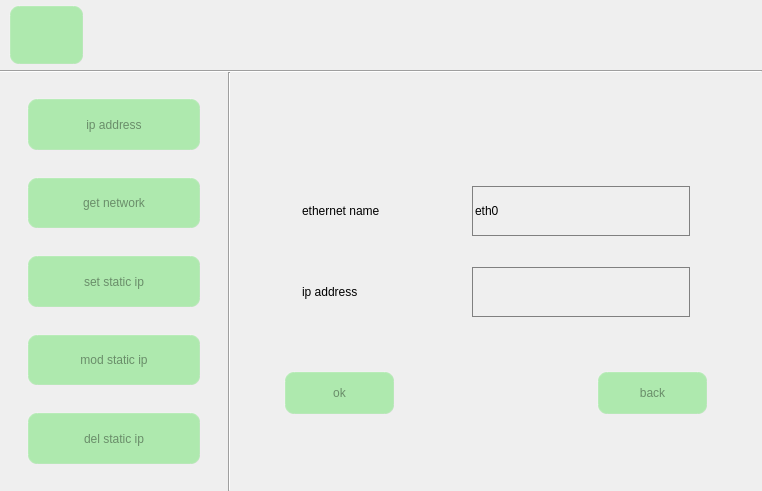
Before: the Qt Designer form ipset.ui in jizizihe/baijie_demo, drawn with Qt 5.
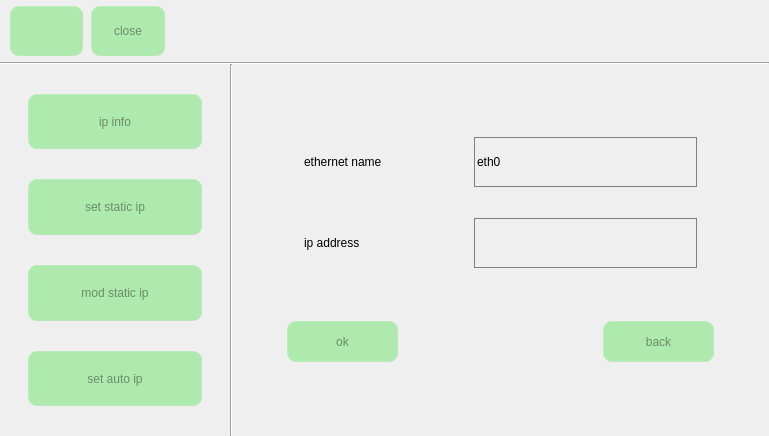
After: the same form once the commit is applied. Icons and pictures are not drawn. Custom widgets are drawn as their Qt base class.

Commit message: func:   changes some code for scan bluetooth   Modify some function button in ipset

```diff
--- a/ipset.ui
+++ b/ipset.ui
@@ -6,8 +6,8 @@
    <rect>
     <x>0</x>
     <y>0</y>
-    <width>762</width>
-    <height>491</height>
+    <width>769</width>
+    <height>436</height>
    </rect>
   </property>
   <property name="sizePolicy">
@@ -121,9 +121,9 @@
      <number>0</number>
     </property>
     <item row="0" column="0">
-     <layout class="QHBoxLayout" name="horizontalLayout_8" stretch="1,9">
+     <layout class="QHBoxLayout" name="horizontalLayout_8" stretch="1,1,8">
       <property name="spacing">
-       <number>0</number>
+       <number>6</number>
       </property>
       <property name="leftMargin">
        <number>9</number>
@@ -163,6 +163,19 @@
         </property>
        </widget>
       </item>
+      <item>
+       <widget class="QPushButton" name="btn_open">
+        <property name="sizePolicy">
+         <sizepolicy hsizetype="Minimum" vsizetype="Minimum">
+          <horstretch>0</horstretch>
+          <verstretch>0</verstretch>
+         </sizepolicy>
+        </property>
+        <property name="text">
+         <string>close</string>
+        </property>
+       </widget>
+      </item>
       <item>
        <spacer name="horizontalSpacer_12">
         <property name="orientation">
@@ -198,7 +211,7 @@
       </property>
       <item>
        <widget class="QWidget" name="widget_2" native="true">
-        <layout class="QVBoxLayout" name="verticalLayout" stretch="1,2,1,2,1,2,1,2,1,2,1">
+        <layout class="QVBoxLayout" name="verticalLayout" stretch="1,2,1,2,1,2,1,2,1">
          <property name="spacing">
           <number>0</number>
          </property>
@@ -263,7 +276,7 @@
               <string notr="true"/>
              </property>
              <property name="text">
-              <string>ip address</string>
+              <string>ip info</string>
              </property>
              <property name="icon">
               <iconset resource="translation.qrc">
@@ -305,87 +318,6 @@
            </property>
           </spacer>
          </item>
-         <item>
-          <layout class="QHBoxLayout" name="horizontalLayout_3" stretch="1,8,1">
-           <property name="spacing">
-            <number>0</number>
-           </property>
-           <item>
-            <spacer name="horizontalSpacer_4">
-             <property name="orientation">
-              <enum>Qt::Horizontal</enum>
-             </property>
-             <property name="sizeHint" stdset="0">
-              <size>
-               <width>40</width>
-               <height>20</height>
-              </size>
-             </property>
-            </spacer>
-           </item>
-           <item>
-            <widget class="QPushButton" name="autoGetIpBtn">
-             <property name="sizePolicy">
-              <sizepolicy hsizetype="Minimum" vsizetype="Minimum">
-               <horstretch>0</horstretch>
-               <verstretch>0</verstretch>
-              </sizepolicy>
-             </property>
-             <property name="minimumSize">
-              <size>
-               <width>0</width>
-               <height>0</height>
-              </size>
-             </property>
-             <property name="maximumSize">
-              <size>
-               <width>16777215</width>
-               <height>16777215</height>
-              </size>
-             </property>
-             <property name="text">
-              <string>get network</string>
-             </property>
-             <property name="icon">
-              <iconset resource="translation.qrc">
-               <normaloff>:/button_image/ethernet/run.png</normaloff>:/button_image/ethernet/run.png</iconset>
-             </property>
-             <property name="iconSize">
-              <size>
-               <width>30</width>
-               <height>30</height>
-              </size>
-             </property>
-            </widget>
-           </item>
-           <item>
-            <spacer name="horizontalSpacer_5">
-             <property name="orientation">
-              <enum>Qt::Horizontal</enum>
-             </property>
-             <property name="sizeHint" stdset="0">
-              <size>
-               <width>40</width>
-               <height>20</height>
-              </size>
-             </property>
-            </spacer>
-           </item>
-          </layout>
-         </item>
-         <item>
-          <spacer name="verticalSpacer_3">
-           <property name="orientation">
-            <enum>Qt::Vertical</enum>
-           </property>
-           <property name="sizeHint" stdset="0">
-            <size>
-             <width>20</width>
-             <height>28</height>
-            </size>
-           </property>
-          </spacer>
-         </item>
          <item>
           <layout class="QHBoxLayout" name="horizontalLayout_4" stretch="1,8,1">
            <property name="spacing">
@@ -575,7 +507,7 @@
               </size>
              </property>
              <property name="text">
-              <string>del static ip</string>
+              <string>set auto ip</string>
              </property>
              <property name="icon">
               <iconset resource="translation.qrc">
@@ -646,42 +578,7 @@
        </widget>
       </item>
       <item>
-       <layout class="QVBoxLayout" name="verticalLayout_3" stretch="1,10">
-        <item>
-         <layout class="QHBoxLayout" name="horizontalLayout" stretch="15,2">
-          <property name="spacing">
-           <number>0</number>
-          </property>
-          <property name="leftMargin">
-           <number>0</number>
-          </property>
-          <property name="topMargin">
-           <number>5</number>
-          </property>
-          <property name="rightMargin">
-           <number>14</number>
-          </property>
-          <property name="bottomMargin">
-           <number>5</number>
-          </property>
-          <item>
-           <spacer name="horizontalSpacer">
-            <property name="orientation">
-             <enum>Qt::Horizontal</enum>
-            </property>
-            <property name="sizeHint" stdset="0">
-             <size>
-              <width>40</width>
-              <height>20</height>
-             </size>
-            </property>
-           </spacer>
-          </item>
-          <item>
-           <widget class="SwitchControl" name="networkSwitch" native="true"/>
-          </item>
-         </layout>
-        </item>
+       <layout class="QVBoxLayout" name="verticalLayout_3" stretch="10">
         <item>
          <widget class="QStackedWidget" name="stackedWidget">
           <property name="currentIndex">
@@ -1043,14 +940,6 @@
    </property>
   </widget>
  </widget>
- <customwidgets>
-  <customwidget>
-   <class>SwitchControl</class>
-   <extends>QWidget</extends>
-   <header>switchcontrol.h</header>
-   <container>1</container>
-  </customwidget>
- </customwidgets>
  <resources>
   <include location="translation.qrc"/>
  </resources>
```
Left out of the diff: 4 changed lines with no effect on the pictures. The commit also changes 6 other files.
